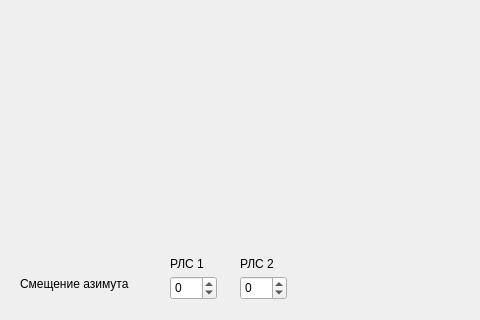
This is widget.ui in MAPSWorks/superpos as Qt 5 draws it before an edit; both pictures show x 0 to 480 and y 404 to 724 of the 929 by 724 pixel window. The edited form follows.
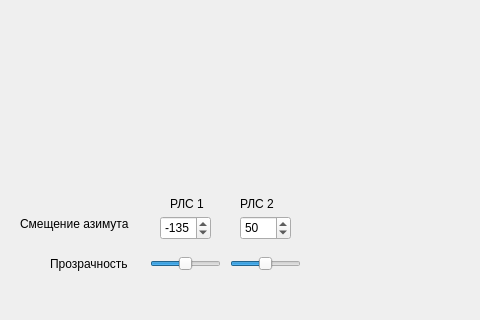
This is the edited form.

What changed in the file:
```diff
--- a/widget.ui
+++ b/widget.ui
@@ -16,9 +16,9 @@
   <widget class="QSpinBox" name="spinBoxR1">
    <property name="geometry">
     <rect>
-     <x>170</x>
-     <y>680</y>
-     <width>47</width>
+     <x>160</x>
+     <y>620</y>
+     <width>51</width>
      <height>24</height>
     </rect>
    </property>
@@ -28,13 +28,16 @@
    <property name="maximum">
     <number>180</number>
    </property>
+   <property name="value">
+    <number>-135</number>
+   </property>
   </widget>
   <widget class="QSpinBox" name="spinBoxR2">
    <property name="geometry">
     <rect>
      <x>240</x>
-     <y>680</y>
-     <width>47</width>
+     <y>620</y>
+     <width>51</width>
      <height>24</height>
     </rect>
    </property>
@@ -44,12 +47,15 @@
    <property name="maximum">
     <number>180</number>
    </property>
+   <property name="value">
+    <number>50</number>
+   </property>
   </widget>
   <widget class="QLabel" name="label">
    <property name="geometry">
     <rect>
      <x>20</x>
-     <y>680</y>
+     <y>620</y>
      <width>131</width>
      <height>16</height>
     </rect>
@@ -62,7 +68,7 @@
    <property name="geometry">
     <rect>
      <x>170</x>
-     <y>660</y>
+     <y>600</y>
      <width>59</width>
      <height>15</height>
     </rect>
@@ -75,7 +81,7 @@
    <property name="geometry">
     <rect>
      <x>240</x>
-     <y>660</y>
+     <y>600</y>
      <width>59</width>
      <height>15</height>
     </rect>
@@ -84,6 +90,54 @@
     <string>РЛС 2</string>
    </property>
   </widget>
+  <widget class="QLabel" name="label_4">
+   <property name="geometry">
+    <rect>
+     <x>50</x>
+     <y>660</y>
+     <width>91</width>
+     <height>16</height>
+    </rect>
+   </property>
+   <property name="text">
+    <string>Прозрачность</string>
+   </property>
+  </widget>
+  <widget class="QSlider" name="hSlider1">
+   <property name="geometry">
+    <rect>
+     <x>150</x>
+     <y>660</y>
+     <width>71</width>
+     <height>16</height>
+    </rect>
+   </property>
+   <property name="singleStep">
+    <number>0</number>
+   </property>
+   <property name="value">
+    <number>50</number>
+   </property>
+   <property name="orientation">
+    <enum>Qt::Horizontal</enum>
+   </property>
+  </widget>
+  <widget class="QSlider" name="hSlider2">
+   <property name="geometry">
+    <rect>
+     <x>230</x>
+     <y>660</y>
+     <width>71</width>
+     <height>16</height>
+    </rect>
+   </property>
+   <property name="value">
+    <number>50</number>
+   </property>
+   <property name="orientation">
+    <enum>Qt::Horizontal</enum>
+   </property>
+  </widget>
  </widget>
  <layoutdefault spacing="6" margin="11"/>
  <resources/>
```
